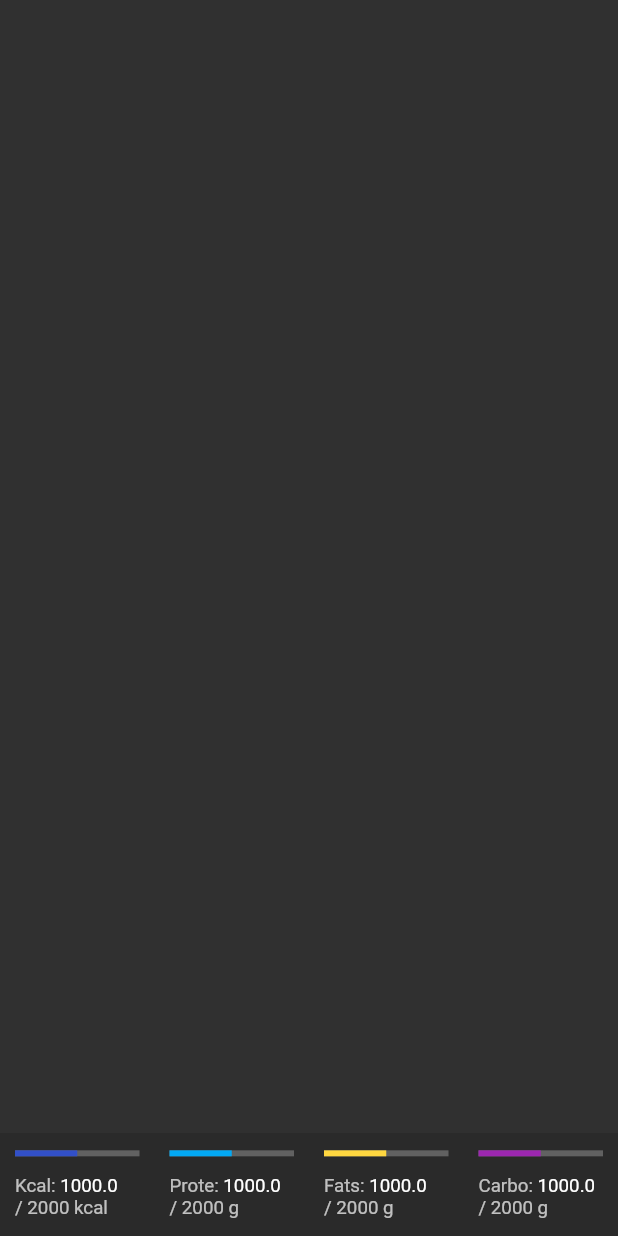
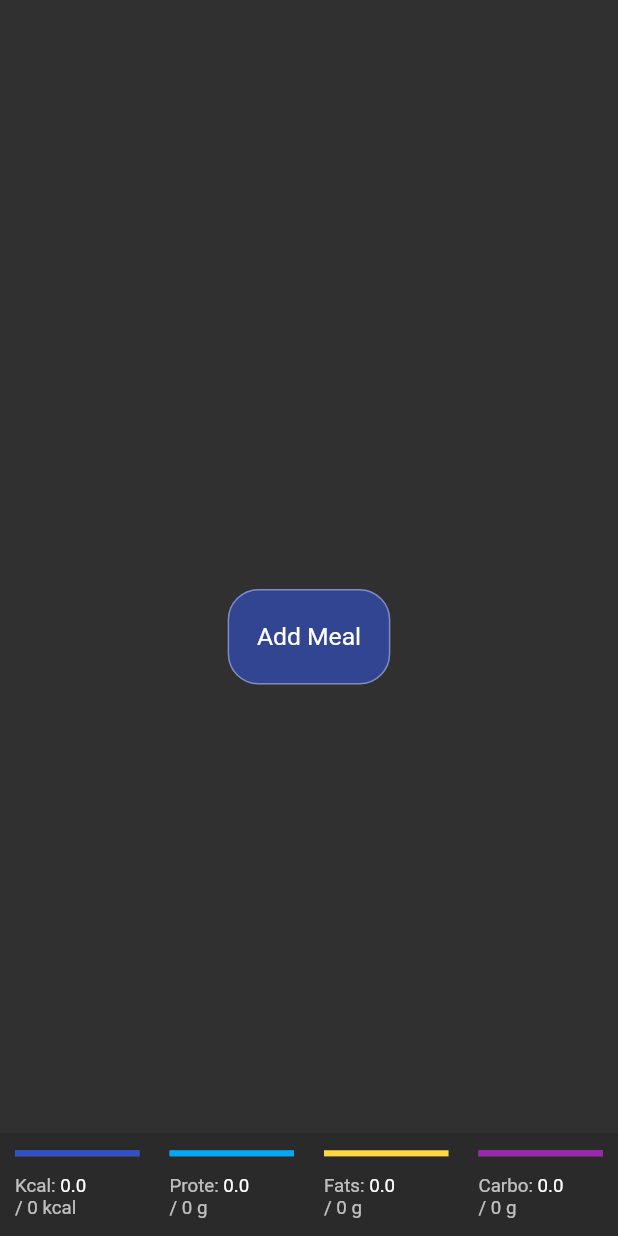
Before and after one commit to KamilNibisz14/calorie_calculator, a Flutter app: the CalculateDayCaloriesPage screen opened by its route, on a phone screen of 412 x 824 dp. Run offline on Flutter 3.47's test engine with Material 2 defaults, Android fonts, the phone set to English and light mode, and no system bars; our stand-ins replace bloc, equatable, firebase_auth, firebase_core, flutter_bloc, form_builder_validators and 1 more; accounts and stored records are empty.

Commit message:
add meal functions

```diff
--- /dev/null
+++ b/lib/core/entities/macroelement_enum.dart
@@ -0,0 +1,5 @@
+enum Macroelement{
+  fats,
+  protein,
+  carbohydrates,
+}
--- /dev/null
+++ b/lib/features/calculate_day_calories/presentation/bloc/calculate_day_calories_bloc.dart
@@ -0,0 +1,57 @@
+import 'package:bloc/bloc.dart';
+import 'package:calorie_calculator/core/entities/calorie_data.dart';
+import 'package:equatable/equatable.dart';
+
+part 'calculate_day_calories_event.dart';
+part 'calculate_day_calories_state.dart';
+
+class CalculateDayCaloriesBloc extends Bloc<CalculateDayCaloriesEvent, CalculateDayCaloriesState> {
+  CalorieData _calorieData = CalorieData();
+  CalorieData _caloriesThroughoutTheDay = CalorieData();
+  List<CalorieData> _meals = [];
+
+  CalorieData _fillCalorieData = CalorieData();
+
+
+  CalculateDayCaloriesBloc() : super(CalculateDayCaloriesInitial(calorieData: CalorieData(), meals: [], caloriesThroughoutTheDay: CalorieData())) {
+    on<CalculateDayCaloriesEvent>((event, emit) {
+    });
+    on<SetCalorieData>(_onSetCalorieData);
+    on<CancelAddMealEvent>(_onCancelAddMealEvent);
+    on<AddMealEvent>(_onAddMealEvent);
+    on<AddCarbohydretsInMeal>(_onAddCarbohydretsInMeal);
+    on<AddFatsInMeal>(_onAddFatsInMeal);
+    on<AddProteinInMeal>(_onAddProteinInMeal);
+  }
+  _onSetCalorieData(SetCalorieData event, Emitter<CalculateDayCaloriesState> emit){
+    _calorieData = event.calorieData;
+    emit(FillCalculateDayCaloriesState(calorieData: _calorieData, meals: _meals, caloriesThroughoutTheDay: _caloriesThroughoutTheDay));
+  }
+  _onCancelAddMealEvent(CancelAddMealEvent event, Emitter<CalculateDayCaloriesState> emit){
+    _fillCalorieData = CalorieData();
+  }
+  _onAddMealEvent(AddMealEvent event, Emitter<CalculateDayCaloriesState> emit){
+    if(_fillCalorieData.protein == 0 && _fillCalorieData.fats == 0 && _fillCalorieData.carbohydrates == 0){
+      _fillCalorieData = CalorieData();
+    }
+    else{
+      _fillCalorieData.totalKcal = ((_fillCalorieData.carbohydrates * 4) + (_fillCalorieData.protein * 4) + (_fillCalorieData.fats * 9));
+      _meals.add(_fillCalorieData);
+      _caloriesThroughoutTheDay.addValue(_fillCalorieData);
+      print(_caloriesThroughoutTheDay.carbohydrates);
+      print(_caloriesThroughoutTheDay.protein);
+      print(_caloriesThroughoutTheDay.fats);
+      _fillCalorieData = CalorieData();
+      emit(FillCalculateDayCaloriesState(calorieData: _calorieData, meals: _meals, caloriesThroughoutTheDay: _caloriesThroughoutTheDay));
+    }
+  }
+  _onAddCarbohydretsInMeal(AddCarbohydretsInMeal event, Emitter<CalculateDayCaloriesState> emit){
+    _fillCalorieData.carbohydrates = event.carbohydrates;
+  }
+  _onAddFatsInMeal(AddFatsInMeal event, Emitter<CalculateDayCaloriesState> emit){
+    _fillCalorieData.fats = event.fats;
+  }
+  _onAddProteinInMeal(AddProteinInMeal event, Emitter<CalculateDayCaloriesState> emit){
+    _fillCalorieData.protein = event.protein;
+  }
+}
--- /dev/null
+++ b/lib/features/calculate_day_calories/presentation/bloc/calculate_day_calories_event.dart
@@ -0,0 +1,53 @@
+part of 'calculate_day_calories_bloc.dart';
+
+abstract class CalculateDayCaloriesEvent extends Equatable {
+  const CalculateDayCaloriesEvent();
+
+  @override
+  List<Object> get props => [];
+}
+
+// ignore: must_be_immutable
+class SetCalorieData extends CalculateDayCaloriesEvent{
+  CalorieData calorieData;
+  SetCalorieData({
+    required this.calorieData
+  });
+
+  @override
+  List<Object> get props => [calorieData];
+}
+
+class CancelAddMealEvent extends CalculateDayCaloriesEvent{}
+class AddMealEvent extends CalculateDayCaloriesEvent{}
+
+// ignore: must_be_immutable
+class AddProteinInMeal extends CalculateDayCaloriesEvent{
+  double protein;
+  AddProteinInMeal({
+    required this.protein
+  });
+
+  @override
+  List<Object> get props => [protein];
+}
+// ignore: must_be_immutable
+class AddFatsInMeal extends CalculateDayCaloriesEvent{
+  double fats;
+  AddFatsInMeal({
+    required this.fats
+  });
+
+  @override
+  List<Object> get props => [fats];
+}
+// ignore: must_be_immutable
+class AddCarbohydretsInMeal extends CalculateDayCaloriesEvent{
+  double carbohydrates;
+  AddCarbohydretsInMeal({
+    required this.carbohydrates
+  });
+
+  @override
+  List<Object> get props => [carbohydrates];
+}
--- /dev/null
+++ b/lib/features/calculate_day_calories/presentation/bloc/calculate_day_calories_state.dart
@@ -0,0 +1,38 @@
+part of 'calculate_day_calories_bloc.dart';
+
+// ignore: must_be_immutable
+abstract class CalculateDayCaloriesState {
+  CalorieData calorieData;
+  CalorieData caloriesThroughoutTheDay;
+  List<CalorieData> meals;
+  CalculateDayCaloriesState({
+    required this.calorieData,
+    required this.meals,
+    required this.caloriesThroughoutTheDay,
+  });
+
+  List<Object> get props => [calorieData, meals];
+}
+
+// ignore: must_be_immutable
+class CalculateDayCaloriesInitial extends CalculateDayCaloriesState {
+  CalculateDayCaloriesInitial({
+    required super.calorieData,
+    required super.meals,
+    required super.caloriesThroughoutTheDay
+  });
+
+  @override
+  List<Object> get props => [calorieData, meals, caloriesThroughoutTheDay];
+}
+
+class FillCalculateDayCaloriesState extends CalculateDayCaloriesState{
+  FillCalculateDayCaloriesState({
+    required super.calorieData,
+    required super.meals,
+    required super.caloriesThroughoutTheDay
+  });
+
+  @override
+  List<Object> get props => [calorieData, meals];
+}
--- a/lib/features/calculate_day_calories/presentation/pages/calculate_day_calories.dart
+++ b/lib/features/calculate_day_calories/presentation/pages/calculate_day_calories.dart
@@ -1,6 +1,7 @@
 import 'package:flutter/material.dart';
 
 import '../widgets/calorie_counter_widget.dart';
+import '../widgets/meals_in_days.dart';
 
 class CalculateDayCaloriesPage extends StatelessWidget {
   static const id = "calculate_day_calories_page";
@@ -11,11 +12,15 @@ class CalculateDayCaloriesPage extends StatelessWidget {
     return Scaffold(
       body: SafeArea(
         child: Stack(
-          children: [
+          children: const [
             Align(
               alignment: Alignment.bottomCenter,
               child: CalorieCounterWidget(),
-            )
+            ),
+            Align(
+              alignment: Alignment.center,
+              child: MealInDays(),
+            ),
           ],
         ),
       ),
--- /dev/null
+++ b/lib/features/calculate_day_calories/presentation/widgets/add_meal_button.dart
@@ -0,0 +1,51 @@
+import 'package:calorie_calculator/core/constants.dart';
+import 'package:calorie_calculator/features/calculate_day_calories/presentation/pages/add_meal.dart';
+import 'package:flutter/material.dart';
+
+class AddMealButton extends StatelessWidget {
+  const AddMealButton({super.key});
+
+  @override
+  Widget build(BuildContext context) {
+
+    void _addMeal(BuildContext context){
+    showModalBottomSheet(
+        context: context,
+        builder: (context) => SingleChildScrollView(
+          child: Container(
+            padding: EdgeInsets.only(
+              bottom: MediaQuery.of(context).viewInsets.bottom,
+            ),
+            child: AddMeal()
+          ),
+        )
+      );
+    }
+
+    double screenWidth = MediaQuery.of(context).size.width;
+    double buttonWidth = screenWidth/3.8;
+    double buttonHeight = buttonWidth/1.7;
+    double borderRadius = screenWidth / 20;
+    double fontSize = screenWidth / 25;
+    return GestureDetector(
+      onTap:() => _addMeal(context),
+      child: Container(
+        width: buttonWidth,
+        height: buttonHeight,
+        decoration: BoxDecoration(
+          color: mainColor.withOpacity(0.65),
+          borderRadius: BorderRadius.circular(borderRadius),
+          border: Border.all(width: 1, color: Colors.white38),
+        ),
+        child: Center(
+          child: Text(
+            'Add Meal',
+            style: TextStyle(
+              fontSize: fontSize,
+            ),
+          ),
+        ),
+      ),
+    );
+  }
+}
--- a/lib/features/calculate_day_calories/presentation/widgets/botoom_bar_kcal_widget.dart
+++ b/lib/features/calculate_day_calories/presentation/widgets/botoom_bar_kcal_widget.dart
@@ -29,7 +29,7 @@ class BottomBarKcalWidget extends StatelessWidget {
         children: [
           LinearProgressIndicator(
             value: value / maxValue,
-            color: color,
+            color: value / maxValue > 1? Colors.redAccent : color,
           ),
           Column(
             crossAxisAlignment: CrossAxisAlignment.start,
--- a/lib/features/calculate_day_calories/presentation/widgets/calorie_counter_widget.dart
+++ b/lib/features/calculate_day_calories/presentation/widgets/calorie_counter_widget.dart
@@ -1,4 +1,6 @@
+import 'package:calorie_calculator/features/calculate_day_calories/presentation/bloc/calculate_day_calories_bloc.dart';
 import 'package:flutter/material.dart';
+import 'package:flutter_bloc/flutter_bloc.dart';
 
 import '../../../../core/constants.dart';
 import 'botoom_bar_kcal_widget.dart';
@@ -14,45 +16,45 @@ class CalorieCounterWidget extends StatelessWidget {
       height: heightOfBottonBar,
       width: double.infinity,
       color: Colors.black12,
-      child: Row(
+      child: BlocBuilder<CalculateDayCaloriesBloc, CalculateDayCaloriesState>(
+        builder: (context, state) {
+          return Row(
             children: [
               Expanded(
                   child: BottomBarKcalWidget(
                 name: "Kcal",
                 unit: "kcal",
-              value: 1000,
-              maxValue: 2000,
+                value: state.caloriesThroughoutTheDay.totalKcal,
+                maxValue: state.calorieData.totalKcal,
                 color: mainColor,
-            )
-          ),
+              )),
               Expanded(
                   child: BottomBarKcalWidget(
                 name: "Prote",
                 unit: "g",
-              value: 1000,
-              maxValue: 2000,
+                value: state.caloriesThroughoutTheDay.protein,
+                maxValue: state.calorieData.protein,
                 color: Colors.lightBlue,
-            )
-          ),
+              )),
               Expanded(
                   child: BottomBarKcalWidget(
                 name: "Fats",
                 unit: "g",
-              value: 1000,
-              maxValue: 2000,
+                value: state.caloriesThroughoutTheDay.fats,
+                maxValue: state.calorieData.fats,
                 color: Colors.amberAccent,
-            )
-          ),
+              )),
               Expanded(
                   child: BottomBarKcalWidget(
                 name: "Carbo",
                 unit: "g",
-              value: 1000,
-              maxValue: 2000,
+                value: state.caloriesThroughoutTheDay.carbohydrates,
+                maxValue: state.calorieData.carbohydrates,
                 color: Colors.purple,
-            )
-          ),
+              )),
             ],
+          );
+        },
       ),
     );
   }
--- /dev/null
+++ b/lib/features/calculate_day_calories/presentation/widgets/meals_in_days.dart
@@ -0,0 +1,77 @@
+import 'package:calorie_calculator/features/calculate_day_calories/presentation/bloc/calculate_day_calories_bloc.dart';
+import 'package:calorie_calculator/features/calculate_day_calories/presentation/widgets/add_meal_button.dart';
+import 'package:calorie_calculator/features/calculate_day_calories/presentation/widgets/macroelement_widget.dart';
+import 'package:flutter/material.dart';
+import 'package:flutter_bloc/flutter_bloc.dart';
+
+import '../../../../core/entities/calorie_data.dart';
+
+class MealInDays extends StatelessWidget {
+  const MealInDays({super.key});
+
+  @override
+  Widget build(BuildContext context) {
+    double screenWidth = MediaQuery.of(context).size.width;
+    double mealsWidgetWidth = screenWidth;
+    double titleFontSize = screenWidth / 20;
+    double mealContainerHeight = screenWidth /3;
+
+    List<Container> getMeals(List<CalorieData> meals){
+      List<Container> listOfMeals = [];
+
+      for(int i = 0; i < meals.length; ++i){
+        listOfMeals.add(
+          Container(
+            //color: Colors.black12,
+            padding: EdgeInsets.symmetric(horizontal: 10, vertical: 20),
+            width: mealsWidgetWidth,
+            height: mealContainerHeight,
+            child: Column(
+              crossAxisAlignment: CrossAxisAlignment.start,
+              children: [
+                Padding(
+                  padding: const EdgeInsets.only(bottom: 20),
+                  child: Text(
+                    "Meal ${i+1}: ",
+                    style: TextStyle(
+                      fontSize: titleFontSize,
+                    ),
+                  ),
+                ),
+                Expanded(
+                  child: Row(
+                    children: [
+                      Expanded(child: MacroelementViewWidget(title: "Kcal",value: meals[i].totalKcal,),),
+                      Expanded(child: MacroelementViewWidget(title: "Prote",value: meals[i].protein,),),
+                      Expanded(child: MacroelementViewWidget(title: "Fats",value: meals[i].fats,),),
+                      Expanded(child: MacroelementViewWidget(title: "Carbo",value: meals[i].carbohydrates,),),
+                    ],
+                  ),
+                )
+              ],
+            ),
+          )
+        );
+      }
+
+      return listOfMeals;
+    }
+
+    return Column(
+      mainAxisAlignment: MainAxisAlignment.center,
+      children: [
+        BlocBuilder<CalculateDayCaloriesBloc, CalculateDayCaloriesState>(
+          builder: (context, state) {
+            return Column(
+              children: getMeals(state.meals),
+            );
+          },
+        ),
+        const Padding(
+          padding: EdgeInsets.only(top: 25),
+          child: AddMealButton(),
+        )
+      ],
+    );
+  }
+}
--- a/lib/main.dart
+++ b/lib/main.dart
@@ -5,6 +5,7 @@ import 'package:flutter/material.dart';
 import 'package:flutter/services.dart';
 import 'package:flutter_bloc/flutter_bloc.dart';
 
+import 'features/calculate_day_calories/presentation/bloc/calculate_day_calories_bloc.dart';
 import 'features/calculate_day_calories/presentation/pages/calculate_day_calories.dart';
 import 'features/fill_user_data/presentation/bloc/user_information_bloc.dart';
 import 'features/get_access/presentation/bloc/get_access_bloc.dart';
@@ -23,6 +24,9 @@ void main() async {
       BlocProvider<GetAccessBloc>(
         create: (context) => GetAccessBloc(),
       ),
+      BlocProvider<CalculateDayCaloriesBloc>(
+        create: (context) => CalculateDayCaloriesBloc(),
+      ),
     ],
     child: const MyApp(),
   ));
@@ -40,7 +44,7 @@ class MyApp extends StatelessWidget {
     return MaterialApp(
       debugShowCheckedModeBanner: false,
       theme: ThemeData.dark(),
-      initialRoute: CalculateDayCaloriesPage.id,
+      initialRoute: FillUserDataPage.id,
       routes: {
         FillUserDataPage.id: (context) => const FillUserDataPage(),
         GetAccessPage.id: (context) => const GetAccessPage(),
```
Also changed, not shown: lib/core/constants.dart (+9 -0 lines), lib/core/entities/calorie_data.dart (+8 -1 lines), lib/features/calculate_day_calories/presentation/pages/add_meal.dart (added, +59 -0 lines), lib/features/calculate_day_calories/presentation/widgets/fill_macroelements.dart (added, +50 -0 lines), lib/features/calculate_day_calories/presentation/widgets/macroelement_widget.dart (added, +37 -0 lines), lib/features/fill_user_data/presentation/bloc/user_information_bloc.dart (+9 -9 lines), lib/features/fill_user_data/presentation/widgets/calculate_button.dart (+15 -4 lines). Lines whose indentation alone changed are shown as unchanged.
